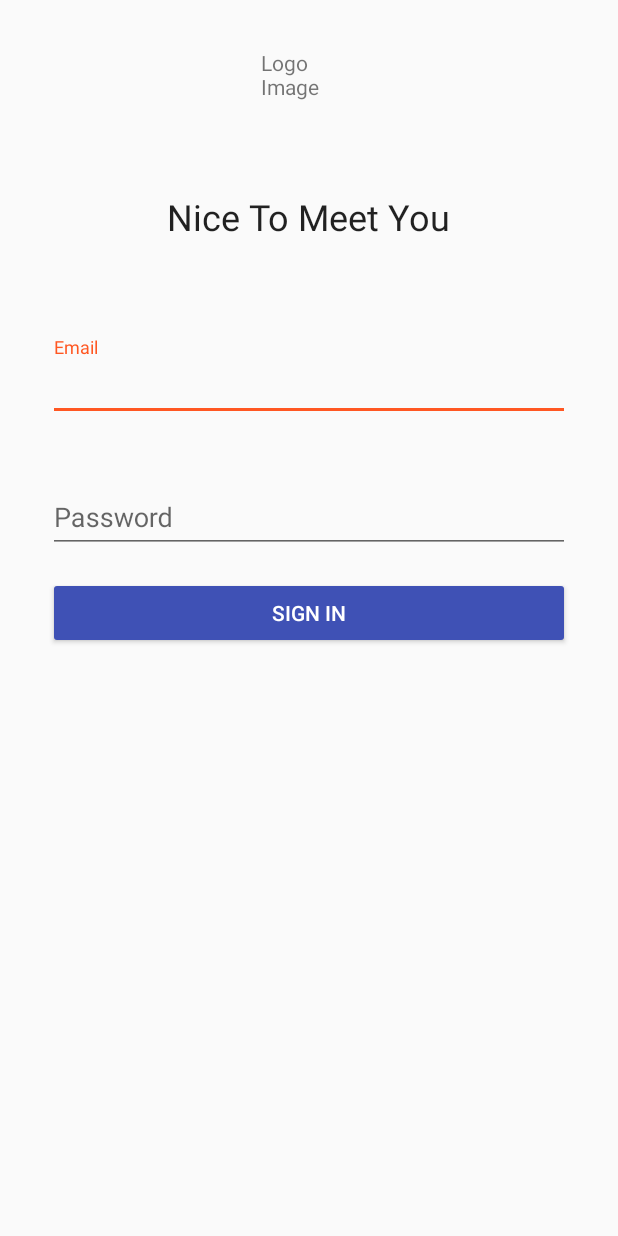
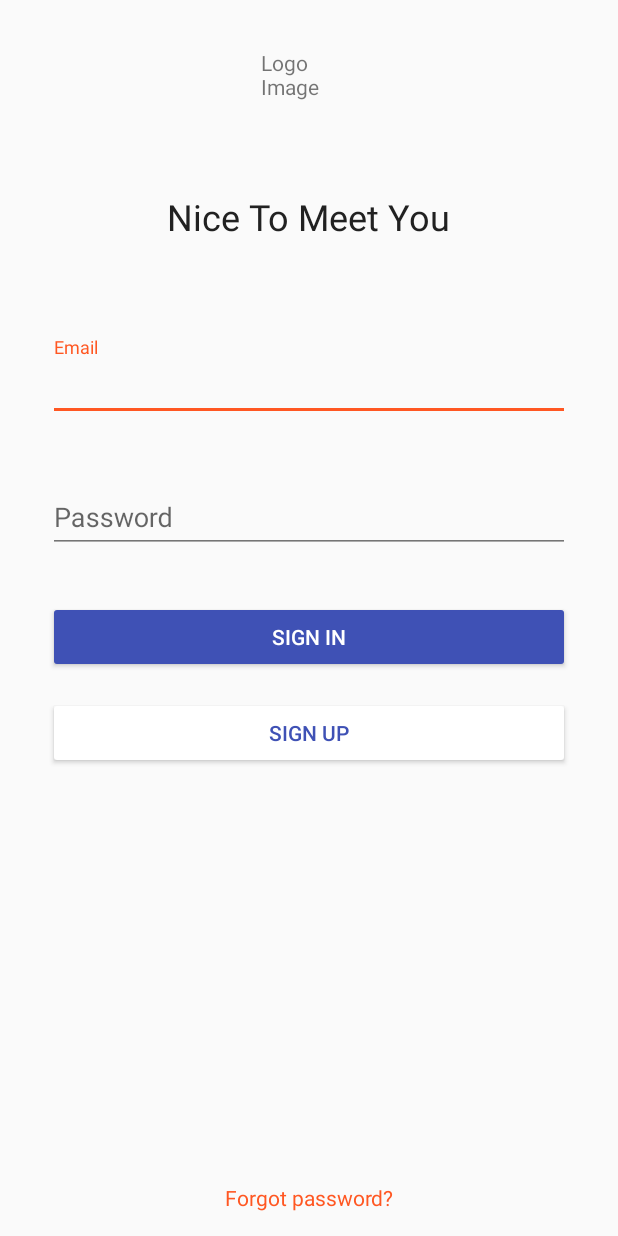
Before and after one commit to AmI-2018/NTMY-code, an Android app: the screen it shows after launch (LoginActivity), on a phone screen of 412 x 824 dp. Run offline under Robolectric (Android 15) with nearby library versions, the phone set to English and light mode, and no system bars.

Commit message:
Added some components to Login Activity

```diff
--- a/app/mobile/src/main/AndroidManifest.xml
+++ b/app/mobile/src/main/AndroidManifest.xml
@@ -16,6 +16,7 @@
 
         <activity
             android:name=".LoginActivity"
+            android:screenOrientation="portrait"
             android:theme="@style/AppTheme.NoActionBar">
             <intent-filter>
                 <action android:name="android.intent.action.MAIN" />
--- a/app/mobile/src/main/res/layout/activity_login.xml
+++ b/app/mobile/src/main/res/layout/activity_login.xml
@@ -83,11 +83,37 @@
         android:layout_height="wrap_content"
         android:layout_marginEnd="32dp"
         android:layout_marginStart="32dp"
-        android:layout_marginTop="16dp"
+        android:layout_marginTop="32dp"
         android:text="@string/sign_in"
         android:theme="@style/PrimaryButton"
         app:layout_constraintEnd_toEndOf="parent"
         app:layout_constraintStart_toStartOf="parent"
         app:layout_constraintTop_toBottomOf="@+id/login_til_password" />
 
+    <Button
+        android:id="@+id/login_btn_sign_up"
+        android:layout_width="0dp"
+        android:layout_height="wrap_content"
+        android:layout_marginEnd="32dp"
+        android:layout_marginStart="32dp"
+        android:layout_marginTop="16dp"
+        android:text="@string/sign_up"
+        android:theme="@style/SecondaryButton"
+        app:layout_constraintEnd_toEndOf="parent"
+        app:layout_constraintStart_toStartOf="parent"
+        app:layout_constraintTop_toBottomOf="@+id/login_btn_sign_in" />
+
+    <TextView
+        android:id="@+id/login_tv_password_forget"
+        android:layout_width="wrap_content"
+        android:layout_height="wrap_content"
+        android:layout_marginBottom="16dp"
+        android:layout_marginEnd="32dp"
+        android:layout_marginStart="32dp"
+        android:text="@string/password_forget"
+        android:textColor="@color/colorAccent"
+        app:layout_constraintBottom_toBottomOf="parent"
+        app:layout_constraintEnd_toEndOf="parent"
+        app:layout_constraintStart_toStartOf="parent" />
+
 </android.support.constraint.ConstraintLayout>
--- a/app/mobile/src/main/res/values/colors.xml
+++ b/app/mobile/src/main/res/values/colors.xml
@@ -1,7 +1,12 @@
 <?xml version="1.0" encoding="utf-8"?>
 <resources>
     <color name="colorPrimary">#3F51B5</color>
+    <color name="lightPrimaryColor">#C5CAE9</color>
     <color name="colorPrimaryDark">#303F9F</color>
+    <color name="iconsTextColor">#FFFFFF</color>
     <color name="colorAccent">#FF5722</color>
-    <color name="lightPrimaryColor">#C5CAE9</color>
+    <color name="textColorPrimary">#212121</color>
+    <color name="textColorSecondary">#757575</color>
+    <color name="dividerColor">#BDBDBD</color>
+    <color name="white">#FFFFFF</color>
 </resources>
--- a/app/mobile/src/main/res/values/strings.xml
+++ b/app/mobile/src/main/res/values/strings.xml
@@ -5,4 +5,6 @@
     <string name="hint_email">Email</string>
     <string name="hint_password">Password</string>
     <string name="sign_in">Sign In</string>
+    <string name="sign_up">Sign Up</string>
+    <string name="password_forget">Forgot password?</string>
 </resources>
--- a/app/mobile/src/main/res/values/styles.xml
+++ b/app/mobile/src/main/res/values/styles.xml
@@ -6,6 +6,8 @@
         <item name="colorPrimary">@color/colorPrimary</item>
         <item name="colorPrimaryDark">@color/colorPrimaryDark</item>
         <item name="colorAccent">@color/colorAccent</item>
+        <item name="android:textColorPrimary">@color/textColorPrimary</item>
+        <item name="android:textColorSecondary">@color/textColorSecondary</item>
     </style>
 
     <style name="AppTheme.NoActionBar">
@@ -14,7 +16,13 @@
     </style>
 
     <style name="PrimaryButton" parent="Theme.AppCompat">
-        <item name="colorButtonNormal">@color/colorPrimary</item>
+        <item name="android:backgroundTint">@color/colorPrimary</item>
+        <item name="colorControlHighlight">@color/lightPrimaryColor</item>
+    </style>
+
+    <style name="SecondaryButton" parent="Theme.AppCompat">
+        <item name="android:backgroundTint">@color/white</item>
+        <item name="android:textColor">@color/colorPrimary</item>
         <item name="colorControlHighlight">@color/lightPrimaryColor</item>
     </style>
 
```
